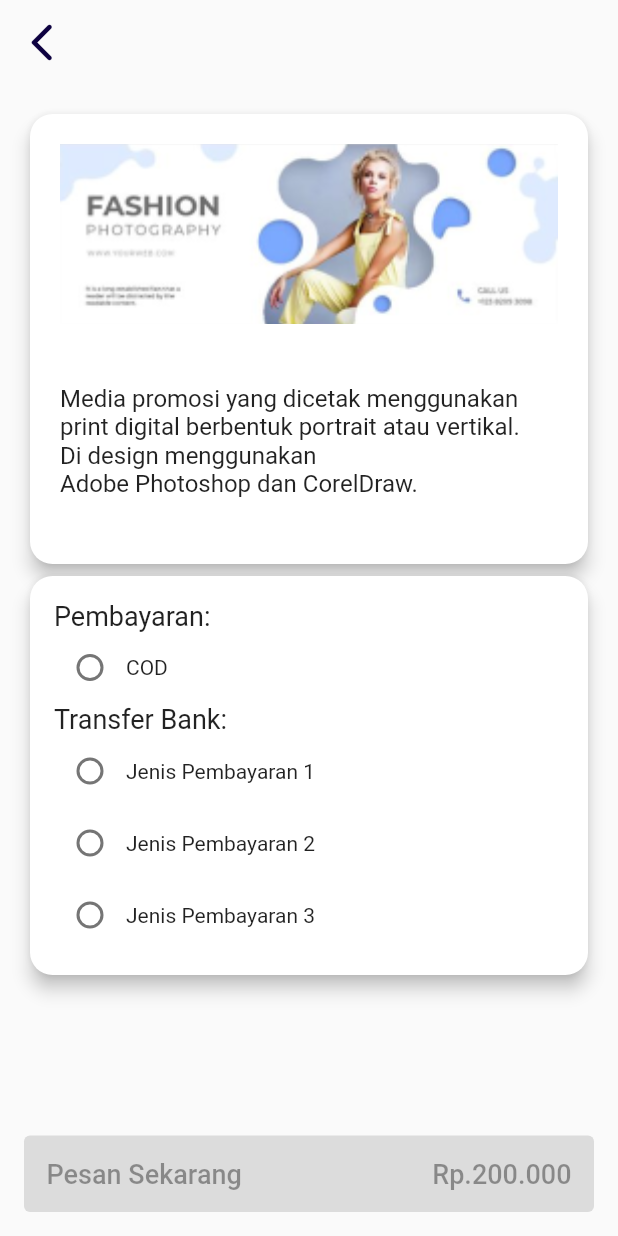
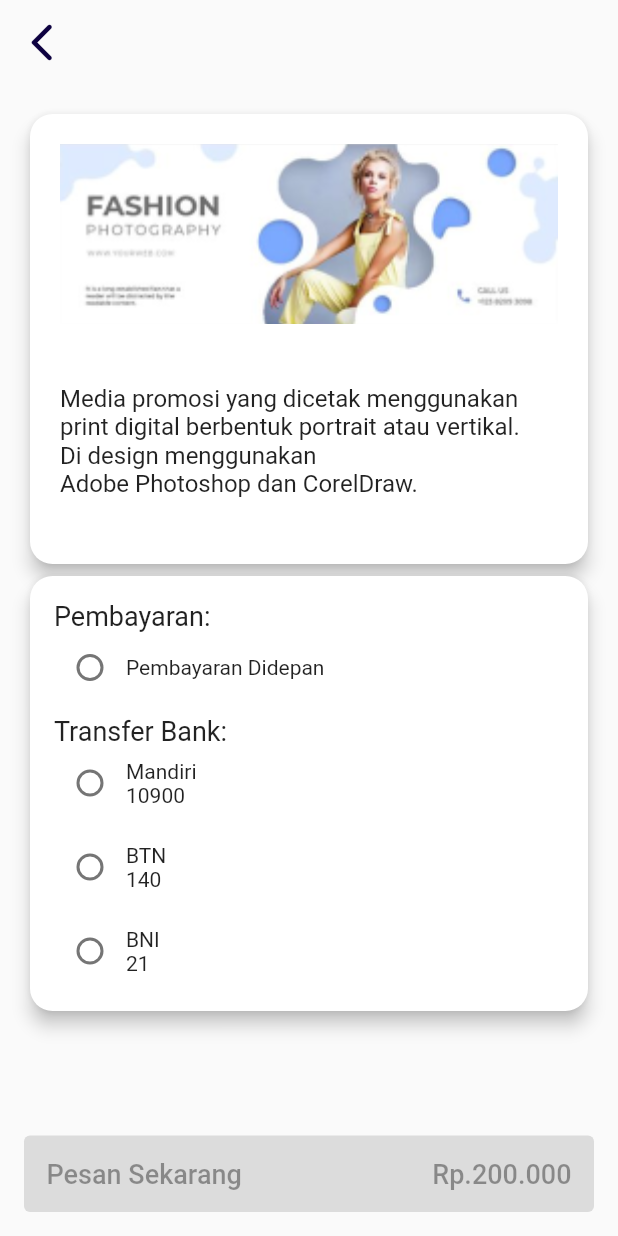
Before and after one commit to alifhilmi17/PBL-NO-DATABASE, a Flutter app: the BannerPage screen opened directly, item 2 of the bottom bar chosen, after a tap on "Pesan", on a phone screen of 412 x 824 dp. Run offline on Flutter 3.47's test engine with Material 2 defaults, Android fonts, the phone set to English and light mode, and no system bars; our stand-ins replace carousel_slider, file_picker, google_nav_bar.

Commit message:
PERUBAHAN WARNA

```diff
--- a/lib/catalog/banner_page.dart
+++ b/lib/catalog/banner_page.dart
@@ -89,6 +89,7 @@ class _BannerPageState extends State<BannerPage> {
                       color: Colors.black,
                       fontSize: 24,
                       fontWeight: FontWeight.bold,
+                      fontFamily: 'DM Sans',
                     ),
                   ),
                 ),
@@ -98,6 +99,7 @@ class _BannerPageState extends State<BannerPage> {
                     color: Colors.black,
                     fontSize: 24,
                     fontWeight: FontWeight.bold,
+                    fontFamily: 'DM Sans',
                   ),
                 ),
               ],
@@ -131,7 +133,7 @@ class _BannerPageState extends State<BannerPage> {
                           Text(
                             'Ukuran 60cm x 190cm',
                             style: TextStyle(
-                              color: Color(0xFF150A33),
+                              color: Colors.black,
                               fontWeight: FontWeight.bold,
                               fontSize: 24,
                             ),
@@ -228,7 +230,7 @@ class _BannerPageState extends State<BannerPage> {
                           Text(
                             'Ukuran 80cm x 190cm',
                             style: TextStyle(
-                              color: Color(0xFF150A33),
+                              color: Colors.black,
                               fontWeight: FontWeight.bold,
                               fontSize: 24,
                             ),
@@ -320,8 +322,8 @@ class _BannerPageState extends State<BannerPage> {
                 vertical: 12,
               ),
               duration: const Duration(milliseconds: 400),
-              tabBackgroundColor: const Color(0xFF0D0140),
-              color: const Color(0xFF0D0140),
+              tabBackgroundColor: const Color(0xFF143E47),
+              color: const Color(0xFF143E47),
               tabs: const [
                 GButton(
                   icon: Icons.home,
--- a/lib/pembayaran/pembayaran_banner_page.dart
+++ b/lib/pembayaran/pembayaran_banner_page.dart
@@ -98,7 +98,7 @@ class PaymentPage extends StatelessWidget {
                 shape: RoundedRectangleBorder(
                   borderRadius: BorderRadius.circular(15.0),
                 ),
-                color: Color(0xFF1B424C), // Warna latar belakang card
+                color: Color(0xB21B424C), // Warna latar belakang card
                 child: Padding(
                   padding: const EdgeInsets.all(16.0),
                   child: Column(
@@ -132,7 +132,7 @@ class PaymentPage extends StatelessWidget {
                 shape: RoundedRectangleBorder(
                   borderRadius: BorderRadius.circular(15.0),
                 ),
-                color: Color(0xFF1B424C), // Warna latar belakang card
+                color: Color(0xB21B424C), // Warna latar belakang card
                 child: Padding(
                   padding: const EdgeInsets.all(16.0),
                   child: Column(
--- a/lib/pembayaran/pembayaran_kendaraan_page.dart
+++ b/lib/pembayaran/pembayaran_kendaraan_page.dart
@@ -98,7 +98,7 @@ class PaymentPage extends StatelessWidget {
                 shape: RoundedRectangleBorder(
                   borderRadius: BorderRadius.circular(15.0),
                 ),
-                color: Color(0xFF1B424C), // Warna latar belakang card
+                color: Color(0xB21B424C), // Warna latar belakang card
                 child: Padding(
                   padding: const EdgeInsets.all(16.0),
                   child: Column(
@@ -132,7 +132,7 @@ class PaymentPage extends StatelessWidget {
                 shape: RoundedRectangleBorder(
                   borderRadius: BorderRadius.circular(15.0),
                 ),
-                color: Color(0xFF1B424C), // Warna latar belakang card
+                color: Color(0xB21B424C), // Warna latar belakang card
                 child: Padding(
                   padding: const EdgeInsets.all(16.0),
                   child: Column(
--- a/lib/pemesanan/pemesanan_banner_page.dart
+++ b/lib/pemesanan/pemesanan_banner_page.dart
@@ -7,11 +7,11 @@ class PemesananBannerPage extends StatefulWidget {
   final String imagePath;
 
   const PemesananBannerPage({
-    super.key,
+    Key? key,
     required this.jenisBanner,
     required this.catalogContent,
     required this.imagePath,
-  });
+  }) : super(key: key);
 
   @override
   _PemesananBannerPageState createState() => _PemesananBannerPageState();
@@ -89,14 +89,17 @@ class _PemesananBannerPageState extends State<PemesananBannerPage> {
                       'Pembayaran:',
                       style: TextStyle(fontSize: 18),
                     ),
-                    buildPaymentOptionRadio(1, 'COD'),
+                    buildPaymentOptionRadio(1, 'Pembayaran Didepan'),
+                    const SizedBox(height: 8), // Add spacing here
                     const Text(
                       'Transfer Bank:',
                       style: TextStyle(fontSize: 18),
                     ),
-                    buildPaymentOptionRadio(2, 'Jenis Pembayaran 1'),
-                    buildPaymentOptionRadio(3, 'Jenis Pembayaran 2'),
-                    buildPaymentOptionRadio(4, 'Jenis Pembayaran 3'),
+                    buildPaymentOptionRadio(2, 'Mandiri \n10900'),
+                    const SizedBox(height: 8), // Add spacing here
+                    buildPaymentOptionRadio(3, 'BTN \n140'),
+                    const SizedBox(height: 8), // Add spacing here
+                    buildPaymentOptionRadio(4, 'BNI \n21'),
                   ],
                 ),
               ),
@@ -120,6 +123,7 @@ class _PemesananBannerPageState extends State<PemesananBannerPage> {
                       }
                     : null,
                 style: ElevatedButton.styleFrom(
+                  primary: Color(0xFF1A424B),
                   padding: const EdgeInsets.symmetric(
                       horizontal: 15,
                       vertical: 15), // Sesuaikan nilai sesuai kebutuhan
--- a/lib/pemesanan/pemesanan_billboard_page.dart
+++ b/lib/pemesanan/pemesanan_billboard_page.dart
@@ -89,14 +89,17 @@ class _PemesananBillboardPageState extends State<PemesananBillboardPage> {
                       'Pembayaran:',
                       style: TextStyle(fontSize: 18),
                     ),
-                    buildPaymentOptionRadio(1, 'COD'),
+                    buildPaymentOptionRadio(1, 'Pembayaran Didepan'),
+                    const SizedBox(height: 8), // Add spacing here
                     const Text(
                       'Transfer Bank:',
                       style: TextStyle(fontSize: 18),
                     ),
-                    buildPaymentOptionRadio(2, 'Jenis Pembayaran 1'),
-                    buildPaymentOptionRadio(3, 'Jenis Pembayaran 2'),
-                    buildPaymentOptionRadio(4, 'Jenis Pembayaran 3'),
+                    buildPaymentOptionRadio(2, 'Mandiri \n10900'),
+                    const SizedBox(height: 8), // Add spacing here
+                    buildPaymentOptionRadio(3, 'BTN \n140'),
+                    const SizedBox(height: 8), // Add spacing here
+                    buildPaymentOptionRadio(4, 'BNI \n21'),
                   ],
                 ),
               ),
@@ -120,6 +123,7 @@ class _PemesananBillboardPageState extends State<PemesananBillboardPage> {
                       }
                     : null,
                 style: ElevatedButton.styleFrom(
+                  primary: Color(0xFF1A424B),
                   padding: const EdgeInsets.symmetric(
                       horizontal: 15,
                       vertical: 15), // Sesuaikan nilai sesuai kebutuhan
--- a/lib/pemesanan/pemesanan_kendaraan_page.dart
+++ b/lib/pemesanan/pemesanan_kendaraan_page.dart
@@ -89,14 +89,17 @@ class _PemesananKendaraanPageState extends State<PemesananKendaraanPage> {
                       'Pembayaran:',
                       style: TextStyle(fontSize: 18),
                     ),
-                    buildPaymentOptionRadio(1, 'COD'),
+                    buildPaymentOptionRadio(1, 'Pembayaran Didepan'),
+                    const SizedBox(height: 8), // Add spacing here
                     const Text(
                       'Transfer Bank:',
                       style: TextStyle(fontSize: 18),
                     ),
-                    buildPaymentOptionRadio(2, 'Jenis Pembayaran 1'),
-                    buildPaymentOptionRadio(3, 'Jenis Pembayaran 2'),
-                    buildPaymentOptionRadio(4, 'Jenis Pembayaran 3'),
+                    buildPaymentOptionRadio(2, 'Mandiri \n10900'),
+                    const SizedBox(height: 8), // Add spacing here
+                    buildPaymentOptionRadio(3, 'BTN \n140'),
+                    const SizedBox(height: 8), // Add spacing here
+                    buildPaymentOptionRadio(4, 'BNI \n21'),
                   ],
                 ),
               ),
@@ -120,6 +123,7 @@ class _PemesananKendaraanPageState extends State<PemesananKendaraanPage> {
                       }
                     : null,
                 style: ElevatedButton.styleFrom(
+                  primary: Color(0xFF1A424B),
                   padding: const EdgeInsets.symmetric(
                       horizontal: 15,
                       vertical: 15), // Sesuaikan nilai sesuai kebutuhan
```
Also changed, not shown: lib/cart/keranjang_page.dart (added, +210 -0 lines), lib/catalog/billboard_page.dart (+4 -4 lines), lib/catalog/kendaraan_page.dart (+5 -5 lines), lib/dashboard.dart (+9 -7 lines), lib/pembayaran/pembayaran_billboard_page.dart (+8 -5 lines), lib/user/profile_page.dart (+8 -3 lines), lib/user/profile_settings.dart (+20 -5 lines).
